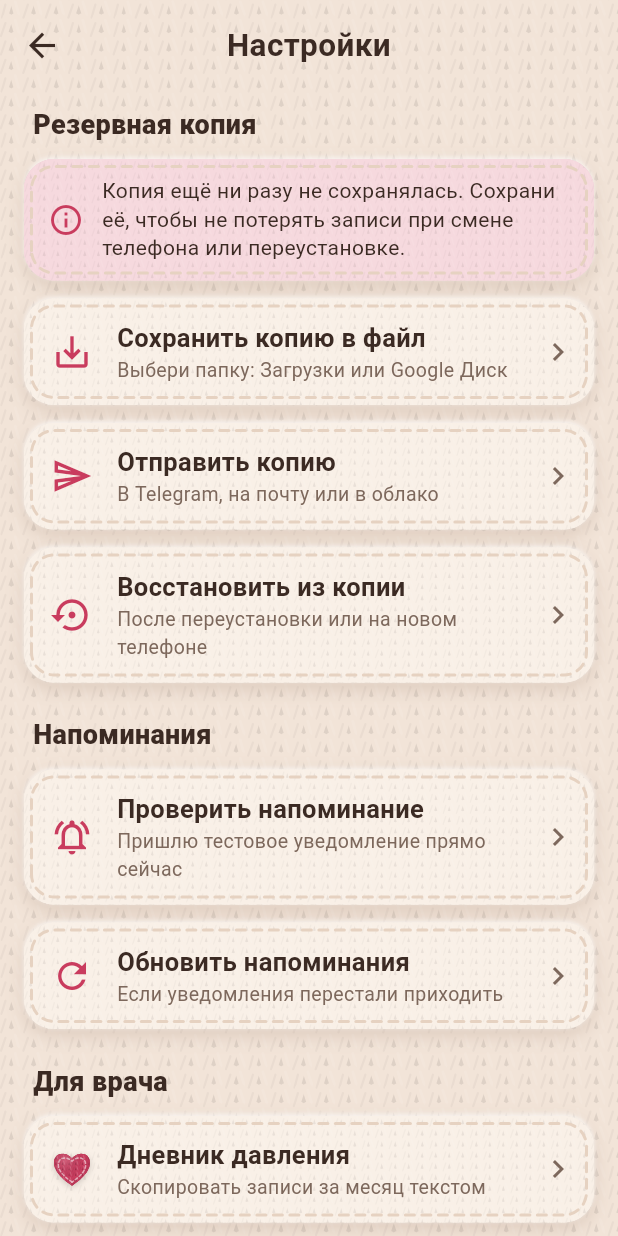
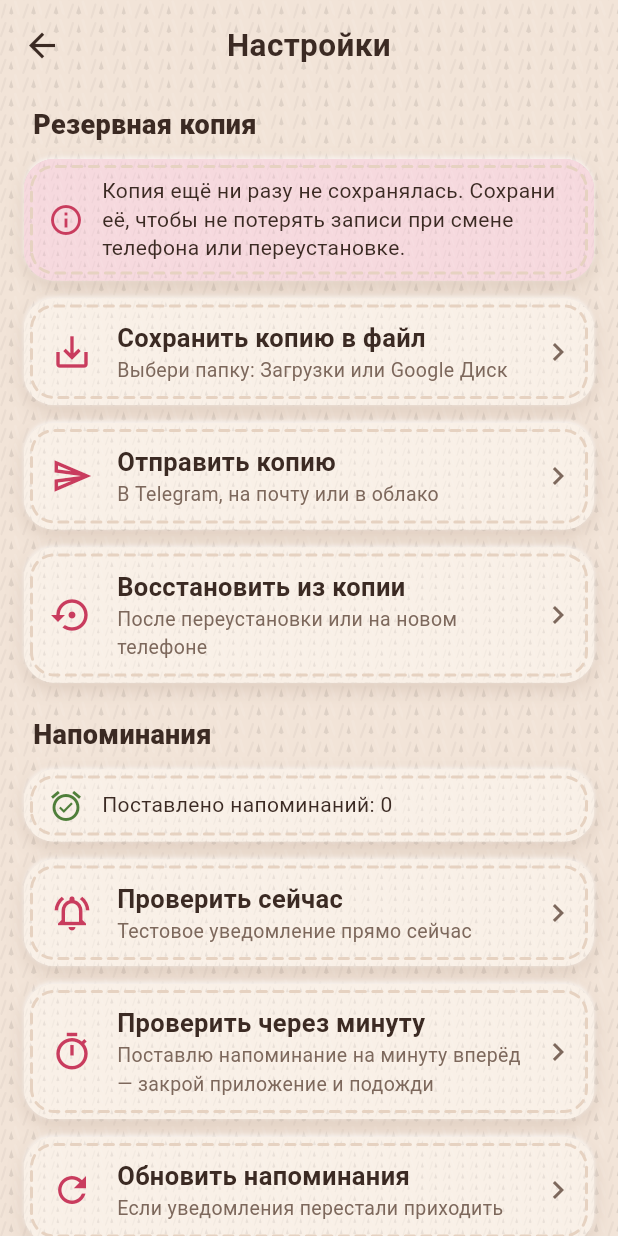
Before and after one commit to Murmuridis/murochka, a Flutter app: the screen it shows after launch, after a tap on the "settings" icon, on a phone screen of 412 x 824 dp. Run offline on Flutter 3.47's test engine with Material 3 defaults, Android fonts, the phone set to English and light mode, and no system bars; our stand-ins replace file_picker, flutter_local_notifications, share_plus, sqflite, timezone; accounts and stored records are empty.

Commit message:
Исправить уведомления в release (R8/Gson), диагностика напоминаний, время в одну строку
Co-Authored-By: Claude Opus 5.5 <noreply@anthropic.com>
Claude-Session: https://claude.ai/code/session_01JqCYz75jGbsZxG5noGZe6h

```diff
--- a/lib/main.dart
+++ b/lib/main.dart
@@ -61,6 +61,14 @@ class MurochkaApp extends StatelessWidget {
             trackOutlineColor: WidgetStateProperty.all(Colors.transparent),
           ),
         ),
+        // Крупный системный шрифт оставляем, но не даём ему ломать вёрстку
+        builder: (context, child) {
+          final mq = MediaQuery.of(context);
+          return MediaQuery(
+            data: mq.copyWith(textScaler: mq.textScaler.clamp(minScaleFactor: 1.0, maxScaleFactor: 1.15)),
+            child: child!,
+          );
+        },
         home: const HomeScreen(),
       );
 }
--- a/lib/screens/settings_screen.dart
+++ b/lib/screens/settings_screen.dart
@@ -17,6 +17,8 @@ class SettingsScreen extends StatefulWidget {
 class _SettingsScreenState extends State<SettingsScreen> {
   DateTime? _lastBackup;
   bool _busy = false;
+  int? _pending;
+  bool? _notifOn;
 
   @override
   void initState() {
@@ -26,7 +28,19 @@ class _SettingsScreenState extends State<SettingsScreen> {
 
   Future<void> _loadMeta() async {
     final v = await AppDb.instance.getMeta('last_backup');
-    if (mounted) setState(() => _lastBackup = v == null ? null : DateTime.tryParse(v));
+    int? pending;
+    bool? on;
+    try {
+      pending = await Notifier.instance.pendingCount();
+      on = await Notifier.instance.enabled();
+    } catch (_) {}
+    if (mounted) {
+      setState(() {
+        _lastBackup = v == null ? null : DateTime.tryParse(v);
+        _pending = pending;
+        _notifOn = on;
+      });
+    }
   }
 
   Future<void> _run(Future<void> Function() job) async {
@@ -36,6 +50,8 @@ class _SettingsScreenState extends State<SettingsScreen> {
       await job();
     } on FormatException catch (e) {
       if (mounted) toast(context, e.message);
+    } on PlatformException catch (e) {
+      if (mounted) toast(context, 'Ошибка: ${e.message ?? e.code}');
     } catch (e) {
       if (mounted) toast(context, 'Не получилось: $e');
     } finally {
@@ -121,7 +137,29 @@ class _SettingsScreenState extends State<SettingsScreen> {
             _item(_ic(Icons.send_outlined), 'Отправить копию', 'В Telegram, на почту или в облако', _share),
             _item(_ic(Icons.settings_backup_restore), 'Восстановить из копии', 'После переустановки или на новом телефоне', _restore),
             _section('Напоминания'),
-            _item(_ic(Icons.notifications_active_outlined), 'Проверить напоминание', 'Пришлю тестовое уведомление прямо сейчас', () => _run(Notifier.instance.showTest)),
+            if (_pending != null)
+              SoftCard(
+                margin: const EdgeInsets.only(bottom: 12),
+                color: _notifOn == false ? Wool.rose : Wool.card,
+                padding: const EdgeInsets.fromLTRB(16, 12, 16, 12),
+                child: Row(children: [
+                  Icon(_notifOn == false ? Icons.notifications_off_outlined : Icons.alarm_on, color: _notifOn == false ? Wool.raspberry : Wool.green),
+                  const SizedBox(width: 12),
+                  Expanded(
+                    child: Text(
+                      _notifOn == false
+                          ? 'Уведомления для Мурочки выключены в настройках телефона. Без них напоминания не придут.'
+                          : 'Поставлено напоминаний: $_pending',
+                      style: const TextStyle(fontSize: 14, height: 1.35),
+                    ),
+                  ),
+                ]),
+              ),
+            _item(_ic(Icons.notifications_active_outlined), 'Проверить сейчас', 'Тестовое уведомление прямо сейчас', () => _run(Notifier.instance.showTest)),
+            _item(_ic(Icons.timer_outlined), 'Проверить через минуту', 'Поставлю напоминание на минуту вперёд — закрой приложение и подожди', () => _run(() async {
+                  await Notifier.instance.scheduleTest();
+                  if (mounted) toast(context, 'Жди уведомление через минуту');
+                })),
             _item(_ic(Icons.refresh), 'Обновить напоминания', 'Если уведомления перестали приходить', () => _run(() async {
                   await Notifier.instance.requestPermissions();
                   await Notifier.instance.rescheduleAll();
```
Also changed, not shown: lib/notifications.dart (+29 -0 lines), lib/screens/today_screen.dart (+10 -3 lines), 1 other file.
